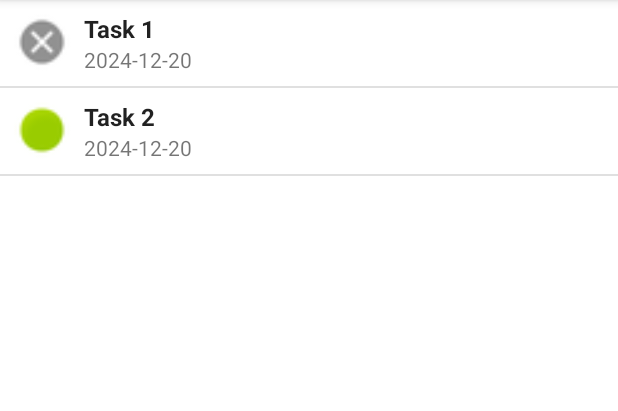
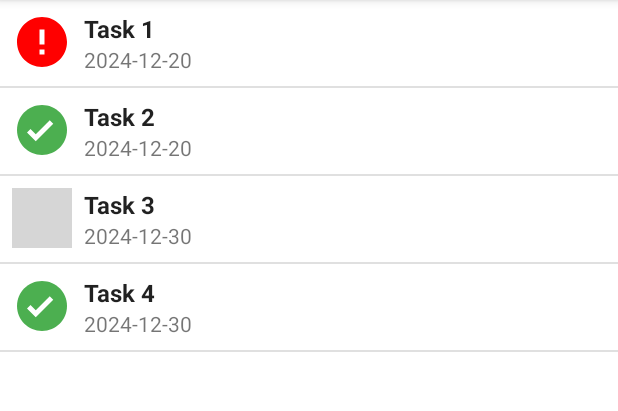
Before and after one commit to Roszczyk/ARIUS_24Z_Lab, an Android app: the screen it shows after launch (MainActivity), on a phone screen of 412 x 824 dp, the part 84-495 px from its top. Run offline under Robolectric (Android 15) with nearby library versions, the phone set to English and light mode, and no system bars; grey boxes are pictures that could not be loaded.

Commit message:
[LAB5] done and sent

```diff
--- a/lab5/app/src/main/java/com/roszczyk/arius_lab5/TaskAdapter.java
+++ b/lab5/app/src/main/java/com/roszczyk/arius_lab5/TaskAdapter.java
@@ -11,30 +11,35 @@ import android.widget.TextView;
 import java.util.List;
 
 public class TaskAdapter extends ArrayAdapter<Task> {
+
     public TaskAdapter(Context context, List<Task> tasks) {
         super(context, 0, tasks);
     }
 
     @Override
     public View getView(int position, View convertView, ViewGroup parent) {
-        if (convertView == null) {
-            convertView = LayoutInflater.from(getContext()).inflate(R.layout.task_item, parent, false);
+        View itemView = convertView;
+        if (itemView == null) {
+            itemView = LayoutInflater.from(getContext()).inflate(R.layout.task_item, parent, false);
         }
 
-        Task task = getItem(position);
+        Task currentTask = getItem(position);
 
-        TextView taskTitle = convertView.findViewById(R.id.taskTitle);
-        TextView taskDeadline = convertView.findViewById(R.id.taskDeadline);
-        ImageView taskStatusIcon = convertView.findViewById(R.id.taskStatusIcon);
+        TextView titleTextView = itemView.findViewById(R.id.taskTitle);
+        titleTextView.setText(currentTask.getTitle());
 
-        taskTitle.setText(task.getTitle());
-        taskDeadline.setText(task.getDeadline());
+        TextView deadlineTextView = itemView.findViewById(R.id.taskDeadline);
+        deadlineTextView.setText(currentTask.getDeadline());
 
-        int iconRes = task.getStatus() ?
-                android.R.drawable.presence_online :
-                android.R.drawable.presence_offline;
-        taskStatusIcon.setImageResource(iconRes);
+        ImageView statusIcon = itemView.findViewById(R.id.taskStatusIcon);
+        if (currentTask.getStatus()) {
+            statusIcon.setImageResource(R.drawable.ic_completed);
+        } else if (currentTask.isOverdue()) {
+            statusIcon.setImageResource(R.drawable.ic_overdue);
+        } else {
+            statusIcon.setImageResource(R.drawable.ic_pending);
+        }
 
-        return convertView;
+        return itemView;
     }
 }
--- /dev/null
+++ b/lab5/app/src/main/res/drawable/ic_completed.xml
@@ -0,0 +1,15 @@
+<?xml version="1.0" encoding="utf-8"?>
+<vector xmlns:android="http://schemas.android.com/apk/res/android"
+    android:width="24dp"
+    android:height="24dp"
+    android:viewportWidth="24"
+    android:viewportHeight="24">
+
+    <path
+        android:fillColor="#4CAF50"
+    android:pathData="M12,2C6.48,2 2,6.48 2,12s4.48,10 10,10 10,-4.48 10,-10S17.52,2 12,2z" />
+
+    <path
+        android:fillColor="#FFFFFF"
+    android:pathData="M9.5,16.5l-3.5,-3.5l1.4,-1.4l2.1,2.1l5.6,-5.6l1.4,1.4l-7,7z" />
+</vector>
--- a/lab5/app/src/main/res/layout/activity_task_details.xml
+++ b/lab5/app/src/main/res/layout/activity_task_details.xml
@@ -27,7 +27,7 @@
         android:id="@+id/taskDetailsDeadline"
         android:layout_width="match_parent"
         android:layout_height="wrap_content"
-        android:text="Deadline: 2024-12-20"
+        android:text="Deadline: 2024-12-30"
         android:textSize="16sp"
         android:paddingBottom="8dp" />
 
--- a/lab5/app/src/main/res/layout/task_item.xml
+++ b/lab5/app/src/main/res/layout/task_item.xml
@@ -5,23 +5,20 @@
     android:orientation="horizontal"
     android:padding="8dp">
 
-    <!-- Ikona statusu zadania -->
     <ImageView
         android:id="@+id/taskStatusIcon"
         android:layout_width="40dp"
         android:layout_height="40dp"
         android:layout_marginEnd="8dp"
         android:contentDescription="@string/status_icon"
-        android:src="@drawable/ic_pending" />
+        android:src="@drawable/ic_overdue" />
 
-    <!-- Informacje o zadaniu -->
     <LinearLayout
         android:layout_width="0dp"
         android:layout_height="wrap_content"
         android:layout_weight="1"
         android:orientation="vertical">
 
-        <!-- Nazwa zadania -->
         <TextView
             android:id="@+id/taskTitle"
             android:layout_width="wrap_content"
@@ -30,7 +27,6 @@
             android:textAppearance="?attr/textAppearanceListItem"
             android:textStyle="bold" />
 
-        <!-- Termin wykonania -->
         <TextView
             android:id="@+id/taskDeadline"
             android:layout_width="wrap_content"
```
Also changed, not shown: lab5/app/src/main/java/com/roszczyk/arius_lab5/MainActivity.java (+19 -1 lines), lab5/app/src/main/java/com/roszczyk/arius_lab5/TaskDetailsActivity.java (+27 -10 lines), lab5/app/src/main/res/drawable/ic_overdue.xml (renamed from lab5/app/src/main/res/drawable/ic_pending.xml), 1 other file.
